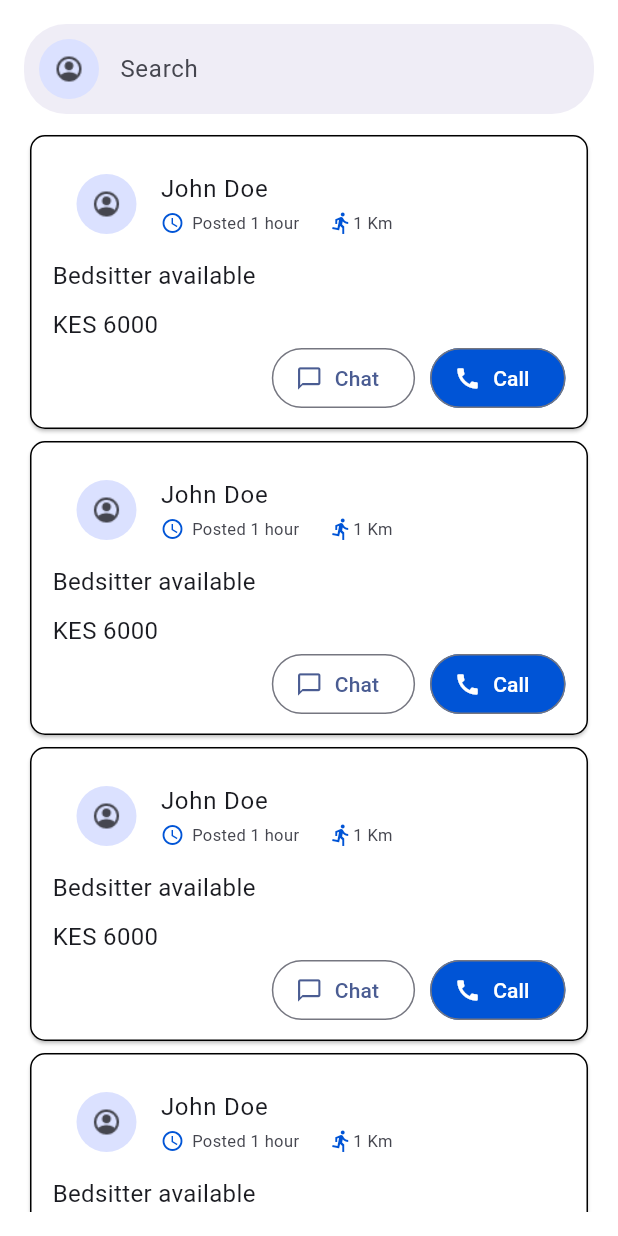
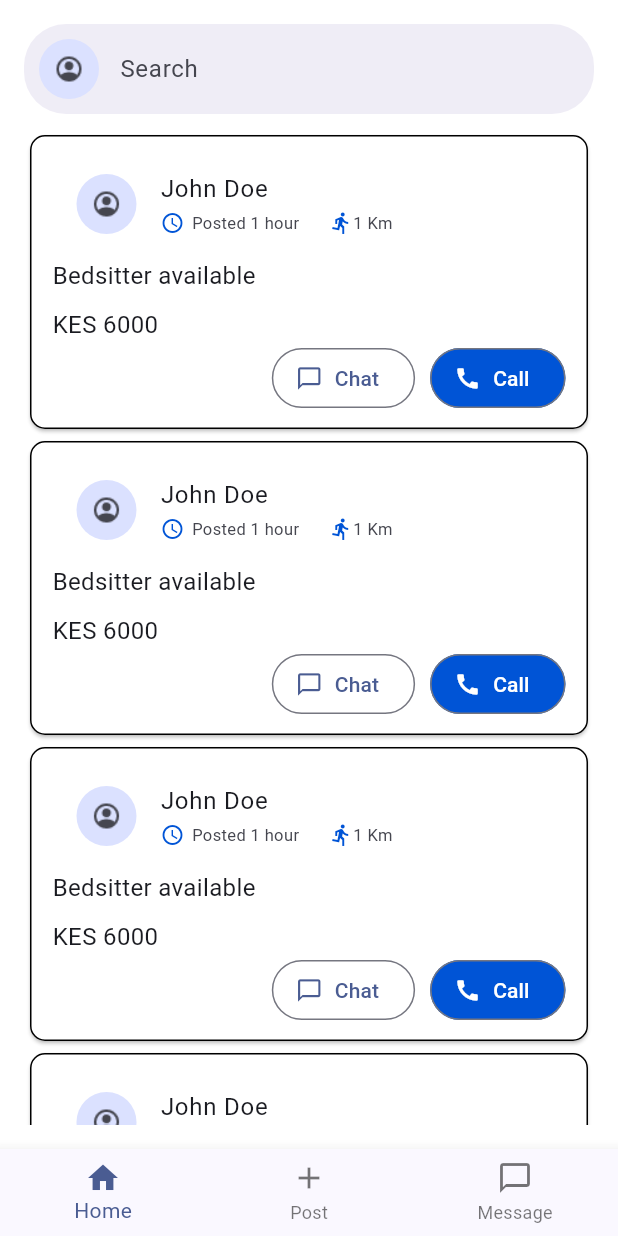
Before and after one commit to kariuki-joseph/advantage, a Flutter app: the screen it shows after launch, after a tap on "Chat", on a phone screen of 412 x 824 dp. Run offline on Flutter 3.47's test engine with Material 3 defaults, Android fonts, the phone set to English and light mode, and no system bars; our stand-ins replace geolocator, get, permission_handler.

Commit message:
initial controllers and widget

```diff
--- /dev/null
+++ b/lib/screens/home/controller/messages_tab_controller.dart
@@ -0,0 +1,12 @@
+import 'package:get/get_state_manager/src/simple/get_controllers.dart';
+
+class MessagesTabController extends GetxController {
+  @override
+  void onInit() {
+    super.onInit();
+  }
+
+  Future<void> getMessages() async {
+    await Future.delayed(const Duration(seconds: 1));
+  }
+}
--- a/lib/screens/home/home_page.dart
+++ b/lib/screens/home/home_page.dart
@@ -1,11 +1,22 @@
 import 'package:advantage/constants/app_color.dart';
 import 'package:advantage/screens/home/controller/home_page_controller.dart';
+import 'package:advantage/screens/home/tabs/home_tab.dart';
+import 'package:advantage/screens/home/tabs/message_tab.dart';
+import 'package:advantage/screens/home/tabs/post_ad_tab.dart';
 import 'package:flutter/material.dart';
 import 'package:get/get.dart';
 
-class HomePage extends StatelessWidget {
-  HomePage({super.key});
+class HomePage extends StatefulWidget {
+  const HomePage({super.key});
+
+  @override
+  State<HomePage> createState() => _HomePageState();
+}
+
+class _HomePageState extends State<HomePage> {
   final HomePageController controller = Get.put(HomePageController());
+  int _currentIndex = 0;
+  final _pageController = PageController();
 
   @override
   Widget build(BuildContext context) {
@@ -14,131 +25,35 @@ class HomePage extends StatelessWidget {
         backgroundColor: Colors.white,
         body: Padding(
           padding: const EdgeInsets.all(16),
-          child: Column(
-            children: [
-              // Header
-              Row(
-                mainAxisAlignment: MainAxisAlignment.spaceBetween,
-                children: [
-                  // search
-                  Expanded(
-                    child: TextField(
-                      decoration: InputDecoration(
-                        filled: true,
-                        fillColor: AppColor.searchBarBackground,
-                        hintText: "Search",
-                        border: OutlineInputBorder(
-                            borderRadius: BorderRadius.circular(28),
-                            borderSide: BorderSide.none),
-                        prefixIcon: const Padding(
-                          padding: EdgeInsets.all(10),
-                          child: CircleAvatar(
-                            backgroundImage:
-                                AssetImage("images/user_avatar.png"),
-                          ),
-                        ),
-                        suffixIcon: null,
-                      ),
-                    ),
-                  ),
-                ],
-              ),
-              const SizedBox(height: 10),
-              // Body
-              Expanded(
-                child: ListView.builder(
-                  itemCount: 10,
-                  itemBuilder: (context, index) {
-                    return Card(
-                      color: Colors.white,
-                      shape: RoundedRectangleBorder(
-                        borderRadius: BorderRadius.circular(10.0),
-                        side: const BorderSide(
-                          color: Colors.black,
-                          width: 1.0,
-                        ),
-                      ),
-                      child: Padding(
-                        padding: const EdgeInsets.symmetric(
-                            horizontal: 15, vertical: 10),
-                        child: Column(
-                          crossAxisAlignment: CrossAxisAlignment.start,
-                          children: [
-                            const ListTile(
-                              leading: CircleAvatar(
-                                backgroundImage:
-                                    AssetImage("images/user_avatar.png"),
-                              ),
-                              title: Text(
-                                "John Doe",
-                                style: TextStyle(fontSize: 16),
-                              ),
-                              subtitle: Row(
-                                children: [
-                                  Icon(
-                                    Icons.access_time,
-                                    size: 16,
-                                    color: AppColor.primaryColor,
-                                  ),
-                                  SizedBox(width: 5),
-                                  Text(
-                                    "Posted 1 hour",
-                                    style: TextStyle(fontSize: 11),
-                                  ),
-                                  SizedBox(
-                                    width: 20,
-                                  ),
-                                  Icon(
-                                    Icons.directions_run,
-                                    size: 16,
-                                    color: AppColor.primaryColor,
-                                  ),
-                                  Text(
-                                    "1 Km",
-                                    style: TextStyle(fontSize: 11),
-                                  )
-                                ],
-                              ),
-                            ),
-                            const Text(
-                              "Bedsitter available",
-                              style: TextStyle(fontSize: 16),
-                            ),
-                            const SizedBox(height: 10),
-                            const Text(
-                              "KES 6000",
-                              style: TextStyle(fontSize: 16),
-                            ),
-                            // text and call icons
-                            Row(
-                              mainAxisAlignment: MainAxisAlignment.end,
-                              children: [
-                                OutlinedButton.icon(
-                                  onPressed: () {},
-                                  icon: const Icon(Icons.chat_bubble_outline),
-                                  label: const Text("Chat"),
-                                ),
-                                const SizedBox(width: 10),
-                                OutlinedButton.icon(
-                                  onPressed: () {},
-                                  icon: const Icon(Icons.call),
-                                  label: const Text("Call"),
-                                  style: OutlinedButton.styleFrom(
-                                    backgroundColor: AppColor.primaryColor,
-                                    foregroundColor: Colors.white,
-                                  ),
-                                )
-                              ],
-                            )
-                          ],
-                        ),
-                      ),
-                    );
-                  },
-                ),
-              )
+          child: PageView(
+            controller: _pageController,
+            onPageChanged: (index) {
+              setState(() {
+                _currentIndex = index;
+              });
+            },
+            children: const [
+              HomeTab(),
+              PostAdTab(),
+              MessagesTab(),
             ],
           ),
+        ),
+        bottomNavigationBar: BottomNavigationBar(
+          currentIndex: _currentIndex,
+          items: const [
+            BottomNavigationBarItem(icon: Icon(Icons.home), label: "Home"),
+            BottomNavigationBarItem(icon: Icon(Icons.add), label: "Post"),
+            BottomNavigationBarItem(
+                icon: Icon(Icons.chat_bubble_outline), label: "Message")
+          ],
+          onTap: (index) {
+            _pageController.animateToPage(
+              index,
+              duration: const Duration(milliseconds: 100),
+              curve: Curves.easeIn,
+            );
+          },
         ),
       ),
     );
--- /dev/null
+++ b/lib/screens/home/tabs/home_tab.dart
@@ -0,0 +1,135 @@
+import 'package:advantage/constants/app_color.dart';
+import 'package:flutter/material.dart';
+
+class HomeTab extends StatelessWidget {
+  const HomeTab({
+    super.key,
+  });
+
+  @override
+  Widget build(BuildContext context) {
+    return Column(
+      children: [
+        // Header
+        Row(
+          mainAxisAlignment: MainAxisAlignment.spaceBetween,
+          children: [
+            // search
+            Expanded(
+              child: TextField(
+                decoration: InputDecoration(
+                  filled: true,
+                  fillColor: AppColor.searchBarBackground,
+                  hintText: "Search",
+                  border: OutlineInputBorder(
+                      borderRadius: BorderRadius.circular(28),
+                      borderSide: BorderSide.none),
+                  prefixIcon: const Padding(
+                    padding: EdgeInsets.all(10),
+                    child: CircleAvatar(
+                      backgroundImage: AssetImage("images/user_avatar.png"),
+                    ),
+                  ),
+                  suffixIcon: null,
+                ),
+              ),
+            ),
+          ],
+        ),
+        const SizedBox(height: 10),
+        // Body
+        Expanded(
+          child: ListView.builder(
+            itemCount: 10,
+            itemBuilder: (context, index) {
+              return Card(
+                color: Colors.white,
+                shape: RoundedRectangleBorder(
+                  borderRadius: BorderRadius.circular(10.0),
+                  side: const BorderSide(
+                    color: Colors.black,
+                    width: 1.0,
+                  ),
+                ),
+                child: Padding(
+                  padding:
+                      const EdgeInsets.symmetric(horizontal: 15, vertical: 10),
+                  child: Column(
+                    crossAxisAlignment: CrossAxisAlignment.start,
+                    children: [
+                      const ListTile(
+                        leading: CircleAvatar(
+                          backgroundImage: AssetImage("images/user_avatar.png"),
+                        ),
+                        title: Text(
+                          "John Doe",
+                          style: TextStyle(fontSize: 16),
+                        ),
+                        subtitle: Row(
+                          children: [
+                            Icon(
+                              Icons.access_time,
+                              size: 16,
+                              color: AppColor.primaryColor,
+                            ),
+                            SizedBox(width: 5),
+                            Text(
+                              "Posted 1 hour",
+                              style: TextStyle(fontSize: 11),
+                            ),
+                            SizedBox(
+                              width: 20,
+                            ),
+                            Icon(
+                              Icons.directions_run,
+                              size: 16,
+                              color: AppColor.primaryColor,
+                            ),
+                            Text(
+                              "1 Km",
+                              style: TextStyle(fontSize: 11),
+                            )
+                          ],
+                        ),
+                      ),
+                      const Text(
+                        "Bedsitter available",
+                        style: TextStyle(fontSize: 16),
+                      ),
+                      const SizedBox(height: 10),
+                      const Text(
+                        "KES 6000",
+                        style: TextStyle(fontSize: 16),
+                      ),
+                      // text and call icons
+                      Row(
+                        mainAxisAlignment: MainAxisAlignment.end,
+                        children: [
+                          OutlinedButton.icon(
+                            onPressed: () {},
+                            icon: const Icon(Icons.chat_bubble_outline),
+                            label: const Text("Chat"),
+                          ),
+                          const SizedBox(width: 10),
+                          OutlinedButton.icon(
+                            onPressed: () {},
+                            icon: const Icon(Icons.call),
+                            label: const Text("Call"),
+                            style: OutlinedButton.styleFrom(
+                              backgroundColor: AppColor.primaryColor,
+                              foregroundColor: Colors.white,
+                            ),
+                          )
+                        ],
+                      )
+                    ],
+                  ),
+                ),
+              );
+            },
+          ),
+        )
+      ],
+    );
+  }
+}
--- /dev/null
+++ b/lib/screens/home/tabs/message_tab.dart
@@ -0,0 +1,23 @@
+import 'package:advantage/widgets/message_item.dart';
+import 'package:flutter/material.dart';
+
+class MessagesTab extends StatelessWidget {
+  const MessagesTab({super.key});
+
+  @override
+  Widget build(BuildContext context) {
+    return SafeArea(
+        child: Scaffold(
+      appBar: AppBar(
+        automaticallyImplyLeading: false,
+        title: const Text("Messages"),
+      ),
+      body: ListView.builder(
+        itemCount: 10,
+        itemBuilder: ((context, index) {
+          return const MessageItem();
+        }),
+      ),
+    ));
+  }
+}
--- /dev/null
+++ b/lib/screens/home/tabs/post_ad_tab.dart
@@ -0,0 +1,64 @@
+import 'package:advantage/constants/app_color.dart';
+import 'package:flutter/material.dart';
+
+class PostAdTab extends StatelessWidget {
+  const PostAdTab({super.key});
+
+  @override
+  Widget build(BuildContext context) {
+    return SafeArea(
+      child: Scaffold(
+        appBar: AppBar(
+          automaticallyImplyLeading: false,
+          title: const Text("Post Ad"),
+        ),
+        body: Padding(
+          padding: const EdgeInsets.all(10),
+          child: Column(
+            children: [
+              const SizedBox(height: 10),
+              TextFormField(
+                decoration: const InputDecoration(
+                  labelText: "Ad Description",
+                  hintText: "Enter Ad Description",
+                  border: OutlineInputBorder(),
+                ),
+                keyboardType: TextInputType.multiline,
+              ),
+              const SizedBox(height: 10),
+              const Text("Add all the description related to this Ad"),
+              const SizedBox(height: 20),
+              OutlinedButton.icon(
+                  label: const Text("Add Location"),
+                  style: OutlinedButton.styleFrom(
+                    minimumSize: const Size(double.infinity, 50),
+                    shape: RoundedRectangleBorder(
+                      borderRadius: BorderRadius.circular(10),
+                    ),
+                  ),
+                  icon: const Icon(Icons.add),
+                  onPressed: () {}),
+              const Spacer(),
+              ElevatedButton(
+                style: ElevatedButton.styleFrom(
+                  minimumSize: const Size(double.infinity, 50),
+                  backgroundColor: AppColor.primaryColor,
+                  foregroundColor: Colors.white,
+                ),
+                onPressed: () {},
+                child: const Text(
+                  "Post",
+                  style: TextStyle(
+                    fontSize: 20,
+                    fontWeight: FontWeight.bold,
+                  ),
+                ),
+              ),
+              const Spacer(),
+            ],
+          ),
+        ),
+      ),
+    );
+  }
+}
--- /dev/null
+++ b/lib/widgets/message_item.dart
@@ -0,0 +1,26 @@
+import 'package:flutter/material.dart';
+
+class MessageItem extends StatelessWidget {
+  const MessageItem({super.key});
+
+  @override
+  Widget build(BuildContext context) {
+    return const ListTile(
+      leading: CircleAvatar(
+        backgroundImage: AssetImage("images/user_avatar.png"),
+      ),
+      title: Text(
+        "User Name",
+        style: TextStyle(fontSize: 16),
+      ),
+      subtitle: Text(
+        "2 new messages",
+        style: TextStyle(fontSize: 12),
+      ),
+      trailing: Text(
+        "16 Oct",
+        style: TextStyle(fontSize: 12),
+      ),
+    );
+  }
+}
```
